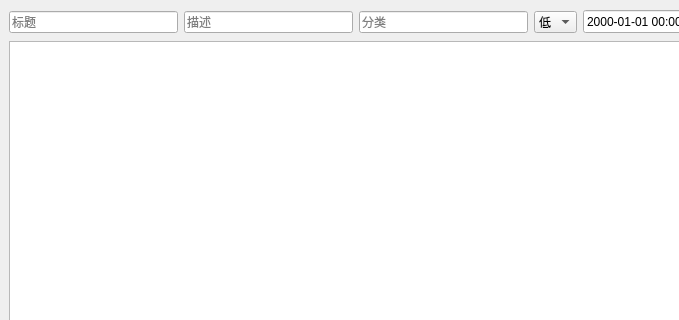
The window that src/widget/mainwindow.ui (HEX9CF/RememberMe) describes before a commit, drawn with Qt 5; both pictures show x 0 to 679 and y 0 to 320 of the 800 by 600 pixel window.
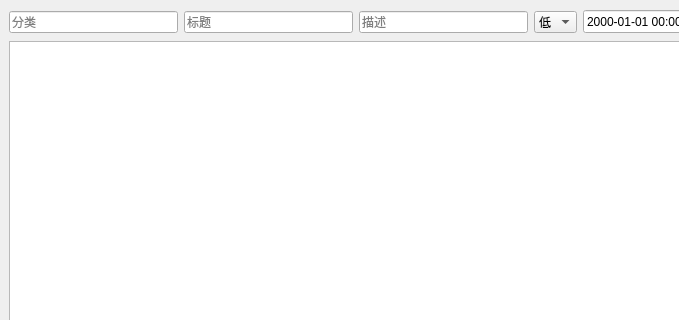
The same window after the commit.

Commit message: 调整分类和描述的占位符文本，优化界面交互

The edit to the form file:
```diff
--- a/src/widget/mainwindow.ui
+++ b/src/widget/mainwindow.ui
@@ -17,6 +17,13 @@
    <layout class="QVBoxLayout" name="verticalLayout">
     <item>
      <layout class="QHBoxLayout" name="inputLayout">
+      <item>
+       <widget class="QLineEdit" name="categoryInput">
+        <property name="placeholderText">
+         <string>分类</string>
+        </property>
+       </widget>
+      </item>
       <item>
        <widget class="QLineEdit" name="titleInput">
         <property name="placeholderText">
@@ -31,13 +38,6 @@
         </property>
        </widget>
       </item>
-      <item>
-       <widget class="QLineEdit" name="categoryInput">
-        <property name="placeholderText">
-         <string>分类</string>
-        </property>
-       </widget>
-      </item>
       <item>
        <widget class="QComboBox" name="priorityInput">
         <item>
```
Left out of the diff: 2 changed lines with no effect on the pictures. The commit also changes 1 other file.
